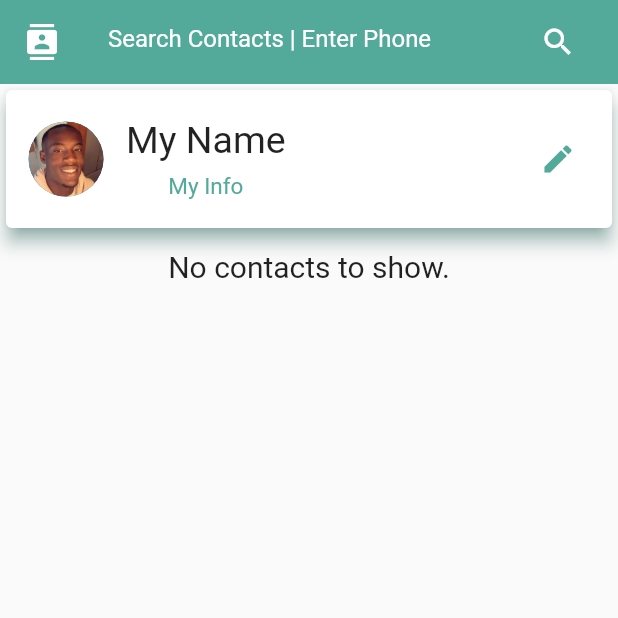
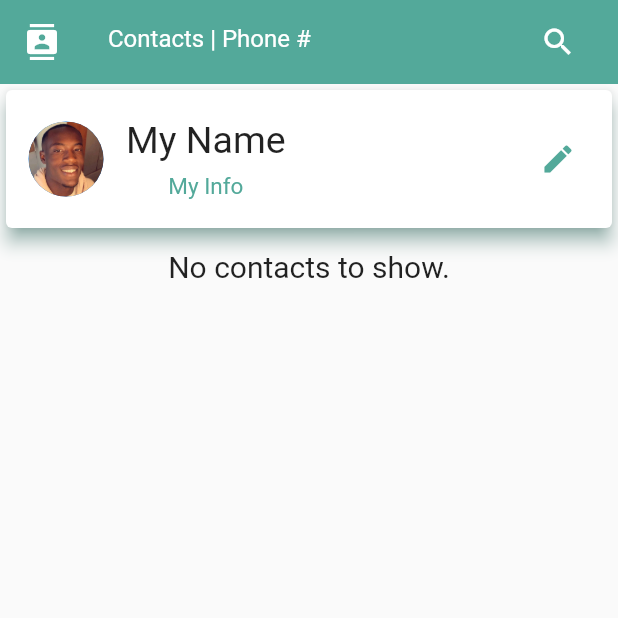
Before and after one commit to BrianJr03/myContacts, a Flutter app: the screen it shows after launch, on a phone screen of 412 x 824 dp, the top half of it. Run offline on Flutter 3.47's test engine with Material 2 defaults, Android fonts, the phone set to English and light mode, and no system bars; our stand-ins replace auto_size_text, flutter_contacts, fluttertoast, grouped_list; missing offline and left inert: flutter_phone_direct_caller.

Commit message:
updates seacrh bar hint text

```diff
--- a/contacts_screen/lib/pages/contacts_page/contacts.dart
+++ b/contacts_screen/lib/pages/contacts_page/contacts.dart
@@ -370,7 +370,7 @@ class _ContactsPageState extends State<ContactsPage> {
                   cursorColor: ColorsPlus.primaryColor,
                   decoration: InputDecoration(
                     border: InputBorder.none,
-                    hintText: "Search Contacts | Enter Phone",
+                    hintText: "Contacts | Phone #",
                     hintStyle: TextStyle(color: ColorsPlus.primaryColor),
                     suffixIcon:
                         Icon(Icons.search, color: ColorsPlus.primaryColor),
```
